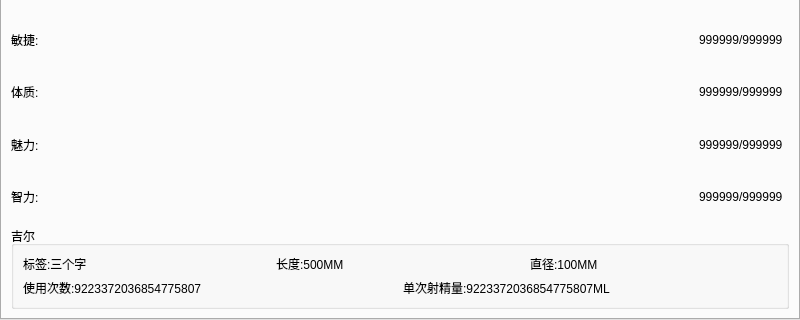
The window that Windows/playerStatus.ui (000Game000/MYGAME) describes before a commit, drawn with Qt 5; both pictures show x 0 to 800 and y 280 to 600 of the 800 by 600 pixel window.
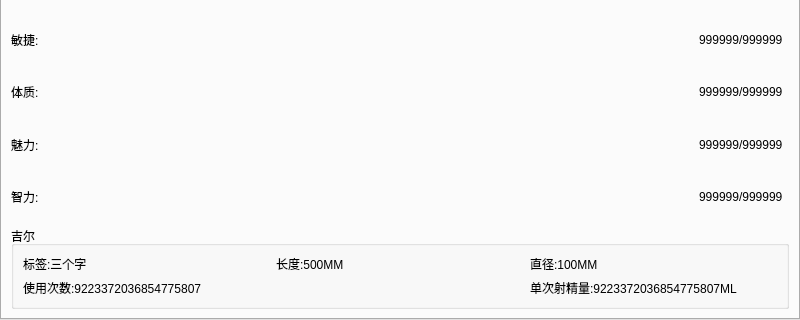
The same window after the commit. Custom widgets are drawn as their Qt base class.

The edit to the form file:
```diff
--- a/Windows/playerStatus.ui
+++ b/Windows/playerStatus.ui
@@ -821,42 +821,36 @@
          <property name="title">
           <string>吉尔</string>
          </property>
-         <layout class="QVBoxLayout" name="verticalLayout">
-          <item>
-           <layout class="QHBoxLayout" name="horizontalLayout_3">
-            <item>
+         <layout class="QGridLayout" name="gridLayout_3">
+          <item row="0" column="0">
              <widget class="QLabel" name="penisEnum">
               <property name="text">
                <string>标签:三个字</string>
               </property>
              </widget>
             </item>
-            <item>
+          <item row="0" column="1">
              <widget class="QLabel" name="penisLong">
               <property name="text">
                <string>长度:500MM</string>
               </property>
              </widget>
             </item>
-            <item>
+          <item row="0" column="2">
              <widget class="QLabel" name="penisDiameter">
               <property name="text">
                <string>直径:100MM</string>
               </property>
              </widget>
             </item>
-           </layout>
-          </item>
-          <item>
-           <layout class="QHBoxLayout" name="horizontalLayout_9">
-            <item>
+          <item row="1" column="0">
              <widget class="QLabel" name="penisCount">
               <property name="text">
                <string>使用次数:9223372036854775807</string>
               </property>
              </widget>
             </item>
-            <item>
+          <item row="1" column="2">
              <widget class="QLabel" name="penisSemen">
               <property name="text">
                <string>单次射精量:9223372036854775807ML</string>
@@ -864,8 +858,6 @@
              </widget>
             </item>
            </layout>
-          </item>
-         </layout>
         </widget>
        </item>
       </layout>
```
Left out of the diff: 4 changed lines with no effect on the pictures. Lines whose indentation alone changed are shown as unchanged.
